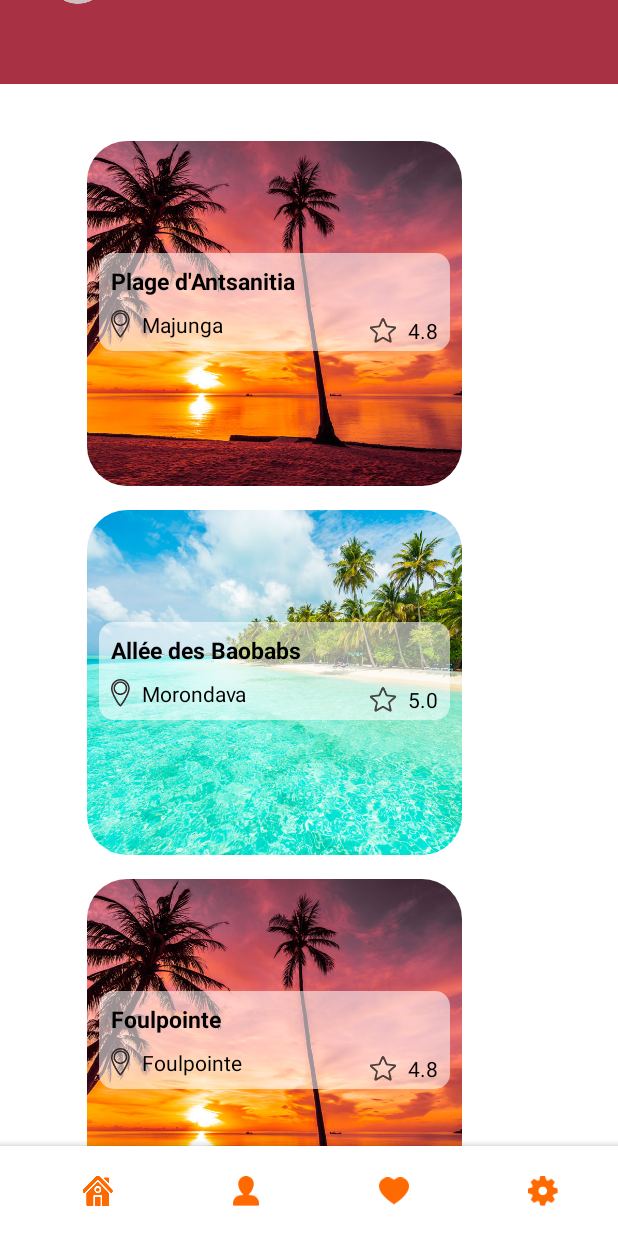
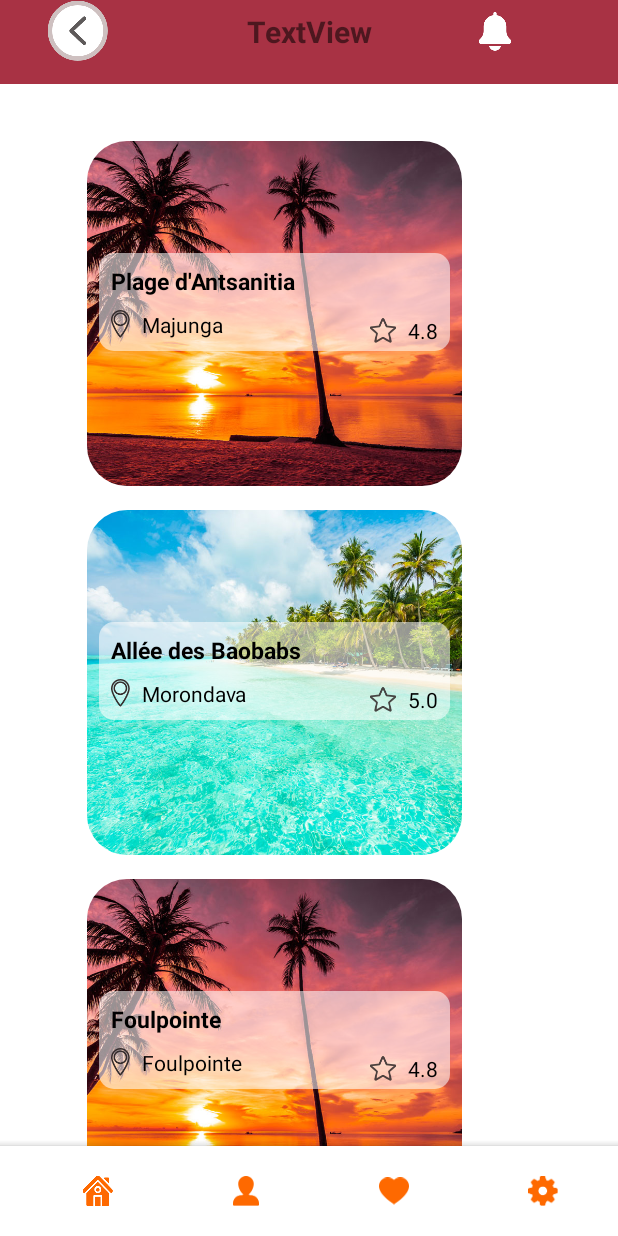
Before and after one commit to MatthieuRt/tourisme-android, an Android app: the ListActivity screen opened directly, with no data from a screen before it, on a phone screen of 412 x 824 dp. Run offline under Robolectric (Android 15) with nearby library versions, the phone set to English and light mode, and no system bars.

Commit message:
fix: modification de l'affichage des listes

```diff
--- a/app/src/main/res/layout/activity_list.xml
+++ b/app/src/main/res/layout/activity_list.xml
@@ -18,7 +18,7 @@
             <androidx.constraintlayout.widget.ConstraintLayout
                 android:id="@+id/layout"
                 android:layout_width="match_parent"
-                android:layout_height="125dp"
+                android:layout_height="75dp"
                 android:background="@color/orange">
 
                 <ImageView
@@ -26,7 +26,7 @@
                     android:layout_width="wrap_content"
                     android:layout_height="wrap_content"
                     android:layout_marginStart="32dp"
-                    android:layout_marginTop="32dp"
+                    android:layout_marginTop="20dp"
                     app:layout_constraintBottom_toBottomOf="parent"
                     app:layout_constraintEnd_toEndOf="parent"
                     app:layout_constraintHorizontal_bias="0.0"
@@ -40,21 +40,24 @@
                     android:layout_width="wrap_content"
                     android:layout_height="wrap_content"
                     android:text="TextView"
+                    android:textSize="20dp"
                     android:textStyle="bold"
                     app:layout_constraintBottom_toBottomOf="@+id/backBtn"
                     app:layout_constraintEnd_toEndOf="parent"
                     app:layout_constraintHorizontal_bias="0.361"
-                    app:layout_constraintStart_toEndOf="@+id/backBtn" />
+                    app:layout_constraintStart_toEndOf="@+id/backBtn"
+                    app:layout_constraintTop_toTopOf="@+id/backBtn" />
 
                 <ImageView
                     android:id="@+id/imageView8"
                     android:layout_width="wrap_content"
                     android:layout_height="wrap_content"
+
+                    app:layout_constraintBottom_toBottomOf="@+id/actionTxt"
                     app:layout_constraintEnd_toEndOf="parent"
                     app:layout_constraintStart_toEndOf="@+id/actionTxt"
                     app:layout_constraintTop_toTopOf="@+id/actionTxt"
-                    app:srcCompat="@drawable/bell"
-                    android:visibility="gone"/>
+                    app:srcCompat="@drawable/bell" />
 
             </androidx.constraintlayout.widget.ConstraintLayout>
 
```
